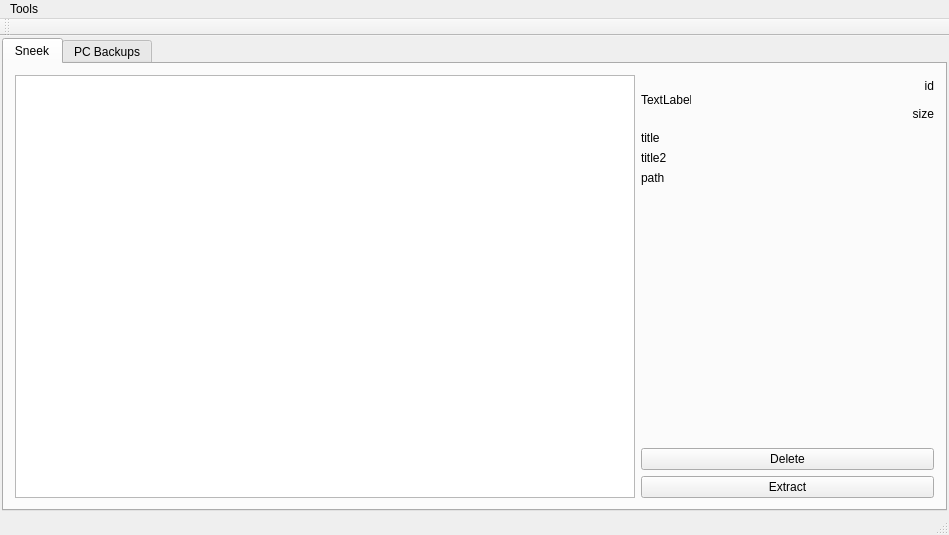
Old version of the form saveToy/mainwindow.ui in the repository martravi/wiiqt.
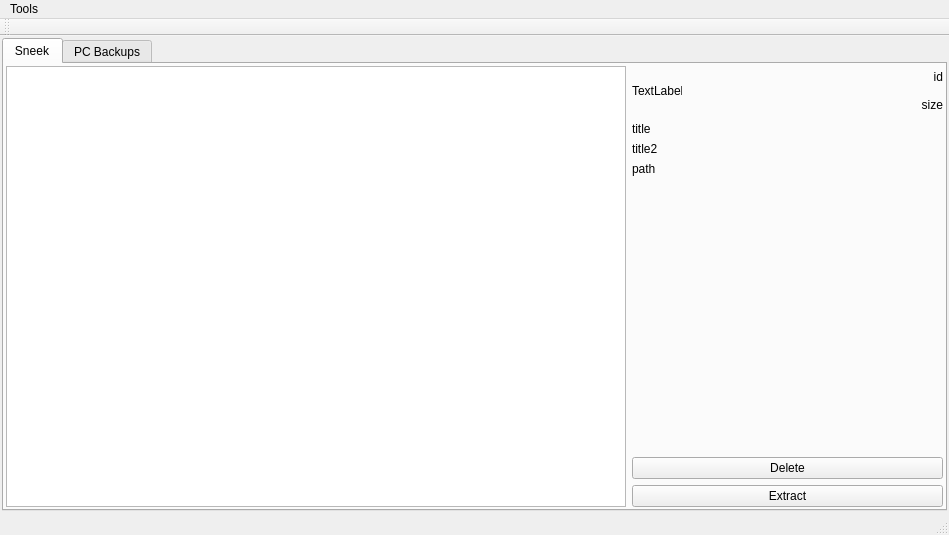
New version of the form. The open tabs and pages were chosen to show the change.

Commit message: * more changes to the savetoy example.  now it actually does stuff

```diff
--- a/saveToy/mainwindow.ui
+++ b/saveToy/mainwindow.ui
@@ -28,6 +28,9 @@
         <string>Sneek</string>
        </attribute>
        <layout class="QGridLayout" name="gridLayout_2">
+        <property name="margin">
+         <number>2</number>
+        </property>
         <item row="0" column="0">
          <widget class="QListWidget" name="listWidget_sneekSaves">
           <property name="minimumSize">
```
Left out of the diff: 9 changed lines with no effect on the pictures. The commit also changes 2 other files.
